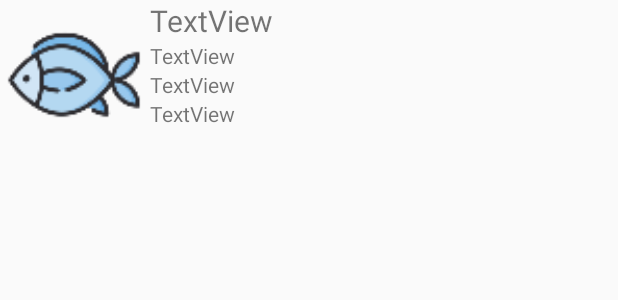
After one commit to UTN-FRBA-Mobile/APPescar, an Android app: the layout info_window.xml on its own in the app's theme, with its tools: preview values and no code run, on a phone screen of 412 x 824 dp. The commit adds this screen. Shown: the top 300 px of the screen. Run offline under Robolectric (Android 15) with nearby library versions, the phone set to English and light mode, and no system bars.

Commit message:
InfoWindow custom para detalles de la pesca por cada marcador

```diff
--- /dev/null
+++ b/app/src/main/res/layout/info_window.xml
@@ -0,0 +1,42 @@
+<?xml version="1.0" encoding="utf-8"?>
+<LinearLayout xmlns:android="http://schemas.android.com/apk/res/android"
+    android:layout_width="wrap_content"
+    android:layout_height="wrap_content"
+    android:orientation="horizontal">
+
+    <ImageView
+        android:id="@+id/catch_pic"
+        android:layout_width="100dp"
+        android:layout_height="100dp"
+        android:src="@mipmap/ic_launcher"/>
+
+    <LinearLayout
+        android:layout_width="wrap_content"
+        android:layout_height="wrap_content"
+        android:orientation="vertical">
+
+        <TextView
+            android:id="@+id/fish"
+            android:layout_width="wrap_content"
+            android:layout_height="wrap_content"
+            android:text="TextView"
+            android:textSize="20sp"/>
+        <TextView
+            android:id="@+id/bait"
+            android:layout_width="wrap_content"
+            android:layout_height="wrap_content"
+            android:text="TextView"/>
+        <TextView
+            android:id="@+id/line"
+            android:layout_width="wrap_content"
+            android:layout_height="wrap_content"
+            android:text="TextView"/>
+        <TextView
+            android:id="@+id/description"
+            android:layout_width="wrap_content"
+            android:layout_height="wrap_content"
+            android:text="TextView"/>
+    </LinearLayout>
+
+
+</LinearLayout>
```
Also changed, not shown: app/src/main/java/com/appescar/appescar/MapsActivity.java (+45 -61 lines), app/src/main/java/com/appescar/appescar/Pesca.java (+32 -0 lines).
